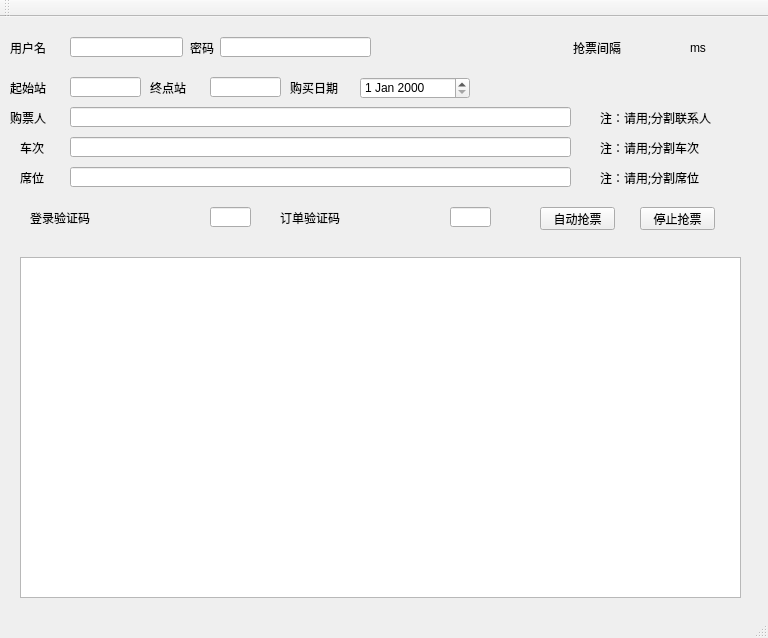
Before: the Qt Designer form mainwindow.ui in luckytina/autoTicketBuy, drawn with Qt 5.
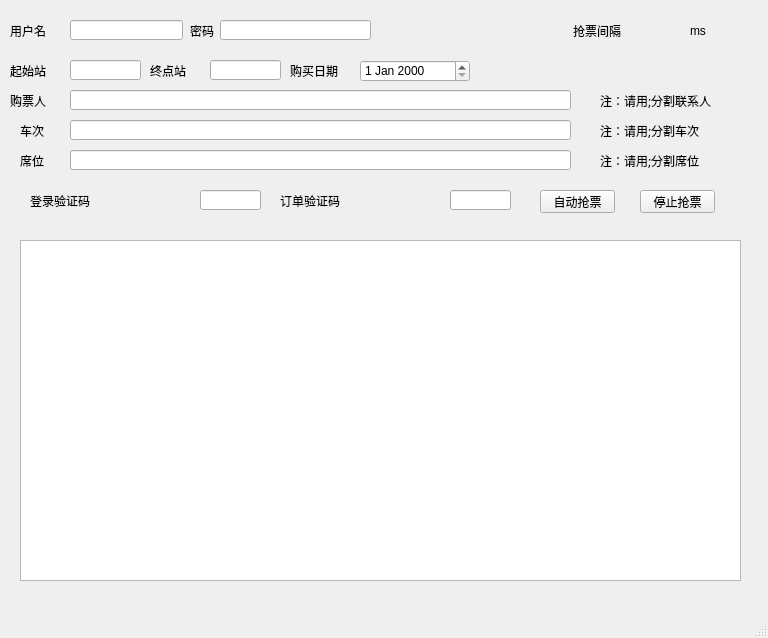
After: the same form once the commit is applied.

The edit to the form file:
```diff
--- a/mainwindow.ui
+++ b/mainwindow.ui
@@ -95,12 +95,21 @@
    <widget class="QLineEdit" name="loginRCVal">
     <property name="geometry">
      <rect>
-      <x>210</x>
+      <x>200</x>
       <y>190</y>
-      <width>41</width>
+      <width>61</width>
       <height>20</height>
      </rect>
     </property>
+    <property name="maximumSize">
+     <size>
+      <width>61</width>
+      <height>20</height>
+     </size>
+    </property>
+    <property name="maxLength">
+     <number>4</number>
+    </property>
    </widget>
    <widget class="QPushButton" name="startButton">
     <property name="geometry">
@@ -400,34 +409,31 @@
     </property>
    </widget>
    <widget class="QLineEdit" name="ticketRCVal">
+    <property name="enabled">
+     <bool>true</bool>
+    </property>
     <property name="geometry">
      <rect>
       <x>450</x>
       <y>190</y>
-      <width>41</width>
+      <width>61</width>
       <height>20</height>
      </rect>
     </property>
+    <property name="acceptDrops">
+     <bool>true</bool>
+    </property>
+    <property name="maxLength">
+     <number>4</number>
+    </property>
+    <property name="frame">
+     <bool>true</bool>
+    </property>
+    <property name="dragEnabled">
+     <bool>false</bool>
+    </property>
    </widget>
   </widget>
-  <widget class="QMenuBar" name="menuBar">
-   <property name="geometry">
-    <rect>
-     <x>0</x>
-     <y>0</y>
-     <width>768</width>
-     <height>18</height>
-    </rect>
-   </property>
-  </widget>
-  <widget class="QToolBar" name="mainToolBar">
-   <attribute name="toolBarArea">
-    <enum>TopToolBarArea</enum>
-   </attribute>
-   <attribute name="toolBarBreak">
-    <bool>false</bool>
-   </attribute>
-  </widget>
   <widget class="QStatusBar" name="statusBar"/>
  </widget>
  <layoutdefault spacing="6" margin="11"/>
```
Left out of the diff: 90 changed lines with no effect on the pictures.
